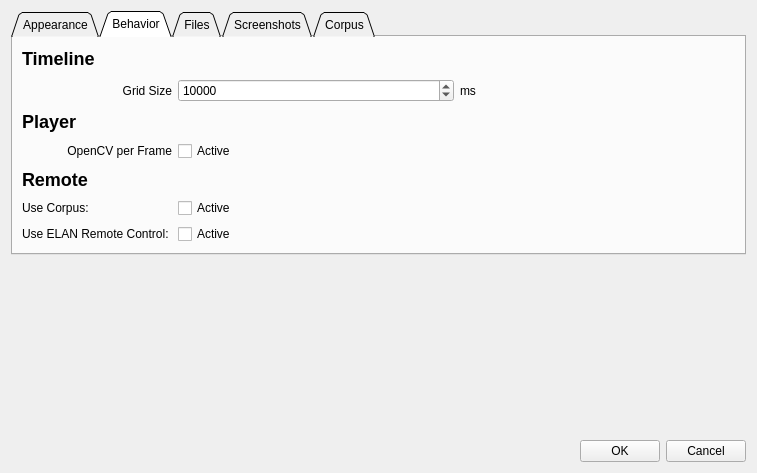
This is qt_ui/DialogPreferences.ui in FilmColors/VIAN as Qt 5 draws it before an edit. The edited form follows.
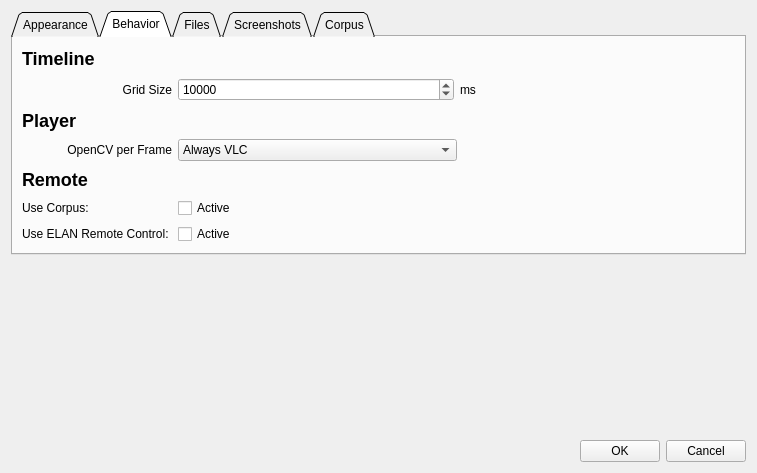
This is the edited form.

Commit message: FrameSource can now be controlled from the MenuBar

Diff of the .ui file:
```diff
--- a/qt_ui/DialogPreferences.ui
+++ b/qt_ui/DialogPreferences.ui
@@ -195,18 +195,43 @@
             </widget>
            </item>
            <item>
-            <widget class="QCheckBox" name="checkBox_OpenCV">
+            <widget class="QComboBox" name="comboBox_Source">
              <property name="sizePolicy">
               <sizepolicy hsizetype="Expanding" vsizetype="Fixed">
                <horstretch>0</horstretch>
                <verstretch>0</verstretch>
               </sizepolicy>
              </property>
-             <property name="text">
-              <string>Active</string>
-             </property>
+             <item>
+              <property name="text">
+               <string>Always VLC</string>
+              </property>
+             </item>
+             <item>
+              <property name="text">
+               <string>Always OpenCV</string>
+              </property>
+             </item>
+             <item>
+              <property name="text">
+               <string>Timeline Scale Dependent</string>
+              </property>
+             </item>
             </widget>
            </item>
+           <item>
+            <spacer name="horizontalSpacer_2">
+             <property name="orientation">
+              <enum>Qt::Horizontal</enum>
+             </property>
+             <property name="sizeHint" stdset="0">
+              <size>
+               <width>40</width>
+               <height>20</height>
+              </size>
+             </property>
+            </spacer>
+           </item>
           </layout>
          </item>
          <item>
```
The commit also changes 16 other files.
